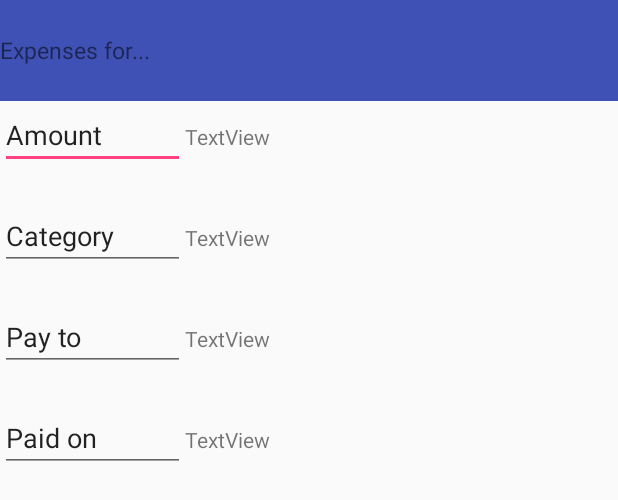
After one commit to radiajan/COMP742-Mobile-Applications-Development, an Android app: the layout add_expenses.xml on its own in the app's theme, with its tools: preview values and no code run, on a phone screen of 412 x 824 dp. The commit adds this screen. Shown: the top 500 px of the screen. Run offline under Robolectric (Android 15) with nearby library versions, the phone set to English and light mode, and no system bars.

Commit message:
Added layout files, added texts to string.xml

```diff
--- a/10Ants/app/src/main/java/com/cornell/air/a10ants/Menu/MainActivity.java
+++ b/10Ants/app/src/main/java/com/cornell/air/a10ants/Menu/MainActivity.java
@@ -34,12 +34,12 @@ public class MainActivity extends AppCompatActivity {
                     getFragmentManager().beginTransaction().replace(R.id.frame, o).commit();
                 }
                 //Redirects to About menu
-                else if (menuItemId == R.id.menuChat) {
+                else if (menuItemId == R.id.menuAbout) {
                     AboutFragment a = new AboutFragment();
                     getFragmentManager().beginTransaction().replace(R.id.frame, a).commit();
                 }
                 //Redirects to Chat menu
-                else if (menuItemId == R.id.menuAbout) {
+                else if (menuItemId == R.id.menuChat) {
                     ChatFragment c = new ChatFragment();
                     getFragmentManager().beginTransaction().replace(R.id.frame, c).commit();
                 }
--- a/10Ants/app/src/main/res/layout/about.xml
+++ b/10Ants/app/src/main/res/layout/about.xml
@@ -2,7 +2,6 @@
 <RelativeLayout xmlns:android="http://schemas.android.com/apk/res/android"
     android:orientation="vertical" android:layout_width="match_parent"
     android:layout_height="match_parent">
-
     <TableRow
         android:id="@+id/trAbout"
         android:layout_width="match_parent"
@@ -69,5 +68,4 @@
             android:layout_gravity="center_vertical"
             android:textSize="15sp"/>
     </TableRow>
-
 </RelativeLayout>
--- /dev/null
+++ b/10Ants/app/src/main/res/layout/add_expenses.xml
@@ -0,0 +1,103 @@
+<?xml version="1.0" encoding="utf-8"?>
+<RelativeLayout xmlns:android="http://schemas.android.com/apk/res/android"
+    android:orientation="vertical" android:layout_width="match_parent"
+    android:layout_height="match_parent">
+    <TableRow
+        android:id="@+id/trInfo"
+        android:layout_width="match_parent"
+        android:layout_height="67dp"
+        android:background="@color/colorPrimary">
+        <TextView
+            android:text="Expenses for..."
+            android:layout_gravity="center_vertical"
+            android:textSize="15sp"/>
+    </TableRow>
+
+    <TableRow
+        android:id="@+id/trAmount"
+        android:layout_width="match_parent"
+        android:layout_height="67dp"
+        android:layout_below="@+id/trInfo">
+
+        <EditText
+            android:id="@+id/etAmount"
+            android:layout_width="123dp"
+            android:layout_height="wrap_content"
+            android:ems="10"
+            android:inputType="textPersonName"
+            android:text="@string/amount" />
+
+        <TextView
+            android:id="@+id/tvAmount"
+            android:layout_width="wrap_content"
+            android:layout_height="67dp"
+            android:layout_weight="4.01"
+            android:text="TextView" />
+    </TableRow>
+
+    <TableRow
+        android:id="@+id/trCategory"
+        android:layout_width="match_parent"
+        android:layout_height="67dp"
+        android:layout_below="@+id/trAmount">
+
+        <EditText
+            android:id="@+id/etCategory"
+            android:layout_width="123dp"
+            android:layout_height="wrap_content"
+            android:ems="10"
+            android:inputType="textPersonName"
+            android:text="@string/category" />
+
+        <TextView
+            android:id="@+id/tvCategory"
+            android:layout_width="wrap_content"
+            android:layout_height="wrap_content"
+            android:layout_weight="4.01"
+            android:text="TextView" />
+    </TableRow>
+
+    <TableRow
+        android:id="@+id/trPayTo"
+        android:layout_width="match_parent"
+        android:layout_height="67dp"
+        android:layout_below="@+id/trCategory">
+
+        <EditText
+            android:id="@+id/etPayTo"
+            android:layout_width="123dp"
+            android:layout_height="wrap_content"
+            android:ems="10"
+            android:inputType="textPersonName"
+            android:text="@string/pay_to" />
+
+        <TextView
+            android:id="@+id/tvPayTo"
+            android:layout_width="wrap_content"
+            android:layout_height="wrap_content"
+            android:layout_weight="4.01"
+            android:text="TextView" />
+    </TableRow>
+
+    <TableRow
+        android:id="@+id/trPaidOn"
+        android:layout_width="match_parent"
+        android:layout_height="67dp"
+        android:layout_below="@+id/trPayTo">
+
+        <EditText
+            android:id="@+id/etPaidOn"
+            android:layout_width="123dp"
+            android:layout_height="wrap_content"
+            android:ems="10"
+            android:inputType="textPersonName"
+            android:text="@string/paid_on" />
+
+        <TextView
+            android:id="@+id/tvPaidOn"
+            android:layout_width="wrap_content"
+            android:layout_height="wrap_content"
+            android:layout_weight="4.01"
+            android:text="TextView" />
+    </TableRow>
+</RelativeLayout>
--- a/10Ants/app/src/main/res/values/strings.xml
+++ b/10Ants/app/src/main/res/values/strings.xml
@@ -8,4 +8,13 @@
     <string name="feedback">Feedback</string>
     <string name="email">Send Email</string>
     <string name="recommend_friends">Recommend to Friends</string>
+    <string name="name">Name</string>
+    <string name="address">Address</string>
+    <string name="description">Description</string>
+    <string name="amount">Amount</string>
+    <string name="category">Category</string>
+    <string name="pay_to">Pay to</string>
+    <string name="paid_on">Paid on</string>
+    <string name="phone">Phone</string>
+    <string name="date_of_birth">Date of Birth</string>
 </resources>
```
Also changed, not shown: 10Ants/app/src/main/java/com/cornell/air/a10ants/View/AddExpense.java (added, +19 -0 lines), 10Ants/app/src/main/java/com/cornell/air/a10ants/View/AddProperty.java (added, +19 -0 lines), 10Ants/app/src/main/java/com/cornell/air/a10ants/View/AddTenant.java (added, +18 -0 lines), 10Ants/app/src/main/java/com/cornell/air/a10ants/View/PropertyDetails.java (+6 -2 lines), 10Ants/app/src/main/res/layout/add_property.xml (added, +70 -0 lines), 10Ants/app/src/main/res/layout/add_tenant.xml (added, +103 -0 lines).
